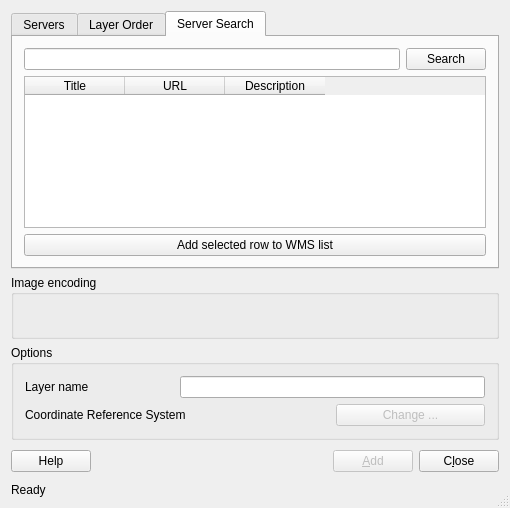
This is qgis/src/ui/qgswmssourceselectbase.ui in sourcepole/qgis as Qt 5 draws it before an edit. The edited form follows.
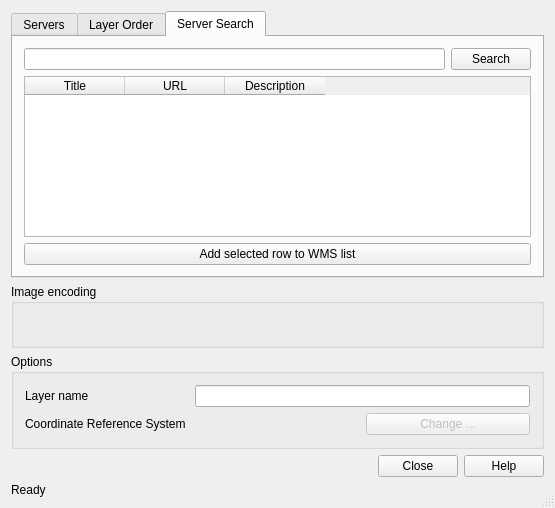
This is the edited form. The open tabs and pages were chosen to show the change. Icons and pictures are not drawn.

Commit message: last ui cleanups from my list -> buttonbox

Diff of the .ui file:
```diff
--- a/qgis/src/ui/qgswmssourceselectbase.ui
+++ b/qgis/src/ui/qgswmssourceselectbase.ui
@@ -1,11 +1,11 @@
 <ui version="4.0" >
  <class>QgsWMSSourceSelectBase</class>
- <widget class="QDialog" name="QgsWMSSourceSelectBase" >
-  <property name="geometry" >
+ <widget class="QDialog" name="QgsWMSSourceSelectBase">
+  <property name="geometry">
    <rect>
     <x>0</x>
     <y>0</y>
-    <width>510</width>
+    <width>555</width>
     <height>508</height>
    </rect>
   </property>
@@ -23,11 +23,11 @@
   <property name="modal" >
    <bool>true</bool>
   </property>
-  <layout class="QGridLayout" >
-   <item row="0" column="0" colspan="4" >
-    <widget class="QTabWidget" name="tabWidget" >
-     <property name="currentIndex" >
-      <number>0</number>
+  <layout class="QGridLayout">
+   <item row="0" column="0" colspan="2">
+    <widget class="QTabWidget" name="tabWidget">
+     <property name="currentIndex">
+      <number>2</number>
      </property>
      <widget class="QWidget" name="tab" >
       <attribute name="title" >
@@ -249,10 +249,10 @@
      </widget>
     </widget>
    </item>
-   <item row="1" column="0" colspan="4" >
-    <widget class="QGroupBox" name="btnGrpImageEncoding" >
-     <property name="sizePolicy" >
-      <sizepolicy vsizetype="Preferred" hsizetype="Preferred" >
+   <item row="1" column="0" colspan="2">
+    <widget class="QGroupBox" name="btnGrpImageEncoding">
+     <property name="sizePolicy">
+      <sizepolicy hsizetype="Preferred" vsizetype="Preferred">
        <horstretch>0</horstretch>
        <verstretch>0</verstretch>
       </sizepolicy>
@@ -268,9 +268,9 @@
      </property>
     </widget>
    </item>
-   <item row="2" column="0" colspan="4" >
-    <widget class="QGroupBox" name="gbCRS" >
-     <property name="title" >
+   <item row="2" column="0" colspan="2">
+    <widget class="QGroupBox" name="gbCRS">
+     <property name="title">
       <string>Options</string>
      </property>
      <layout class="QGridLayout" >
@@ -304,74 +304,10 @@
      </layout>
     </widget>
    </item>
-   <item row="3" column="0" >
-    <widget class="QPushButton" name="btnHelp" >
-     <property name="enabled" >
-      <bool>true</bool>
-     </property>
-     <property name="text" >
-      <string>Help</string>
-     </property>
-     <property name="shortcut" >
-      <string>F1</string>
-     </property>
-     <property name="autoDefault" >
-      <bool>true</bool>
-     </property>
-    </widget>
-   </item>
-   <item row="3" column="1" >
-    <spacer>
-     <property name="orientation" >
-      <enum>Qt::Horizontal</enum>
-     </property>
-     <property name="sizeType" >
-      <enum>QSizePolicy::Expanding</enum>
-     </property>
-     <property name="sizeHint" >
-      <size>
-       <width>284</width>
-       <height>31</height>
-      </size>
-     </property>
-    </spacer>
-   </item>
-   <item row="3" column="2" >
-    <widget class="QPushButton" name="btnAdd" >
-     <property name="enabled" >
-      <bool>false</bool>
-     </property>
-     <property name="text" >
-      <string>&amp;Add</string>
-     </property>
-     <property name="shortcut" >
-      <string>Alt+A</string>
-     </property>
-     <property name="autoDefault" >
-      <bool>true</bool>
-     </property>
-     <property name="default" >
-      <bool>true</bool>
-     </property>
-    </widget>
-   </item>
-   <item row="3" column="3" >
-    <widget class="QPushButton" name="btnCancel" >
-     <property name="text" >
-      <string>C&amp;lose</string>
-     </property>
-     <property name="shortcut" >
-      <string>Alt+L</string>
-     </property>
-     <property name="autoDefault" >
-      <bool>true</bool>
-     </property>
-    </widget>
-   </item>
-   <item row="4" column="0" colspan="4" >
-    <widget class="QLabel" name="labelStatus" >
-     <property name="sizePolicy" >
-      <sizepolicy vsizetype="Preferred" hsizetype="Ignored" >
+   <item row="4" column="0" colspan="2">
+    <widget class="QLabel" name="labelStatus">
+     <property name="sizePolicy">
+      <sizepolicy hsizetype="Ignored" vsizetype="Preferred">
        <horstretch>0</horstretch>
        <verstretch>0</verstretch>
       </sizepolicy>
@@ -384,9 +320,16 @@
      </property>
     </widget>
    </item>
+   <item row="3" column="0" colspan="2">
+    <widget class="QDialogButtonBox" name="buttonBox">
+     <property name="standardButtons">
+      <set>QDialogButtonBox::Close|QDialogButtonBox::Help</set>
+     </property>
+    </widget>
+   </item>
   </layout>
  </widget>
- <layoutdefault spacing="6" margin="11" />
+ <layoutdefault spacing="6" margin="11"/>
  <tabstops>
   <tabstop>cmbConnections</tabstop>
   <tabstop>btnConnect</tabstop>
```
Left out of the diff: 229 changed lines with no effect on the pictures. The commit also changes 2 other files.
